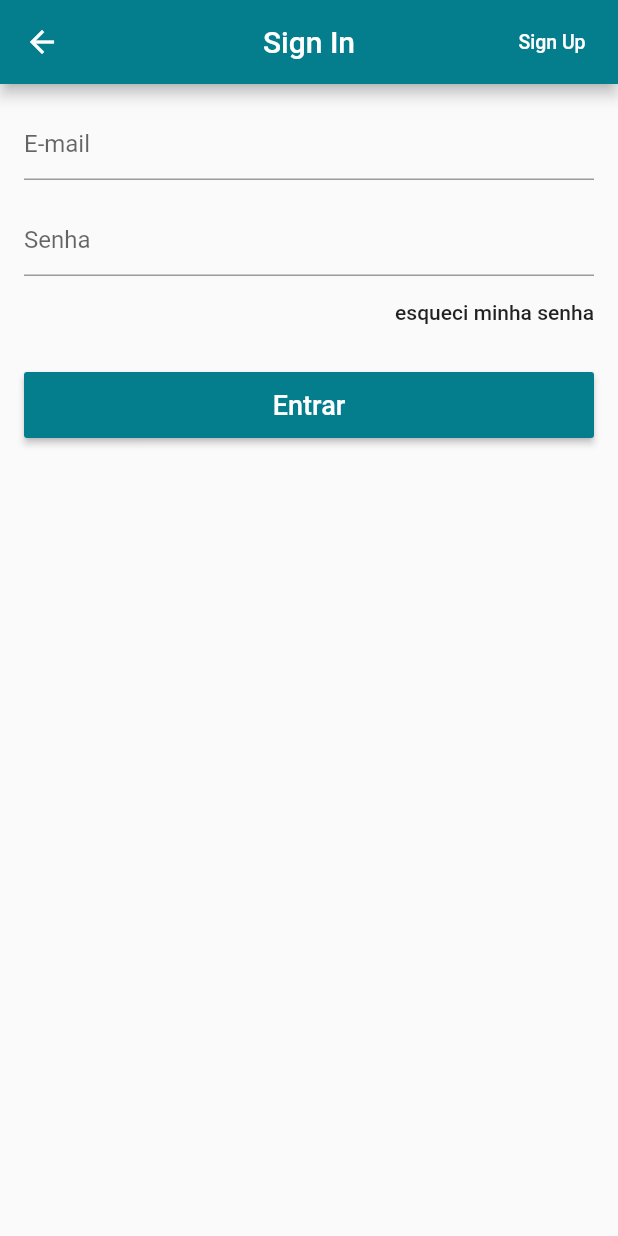
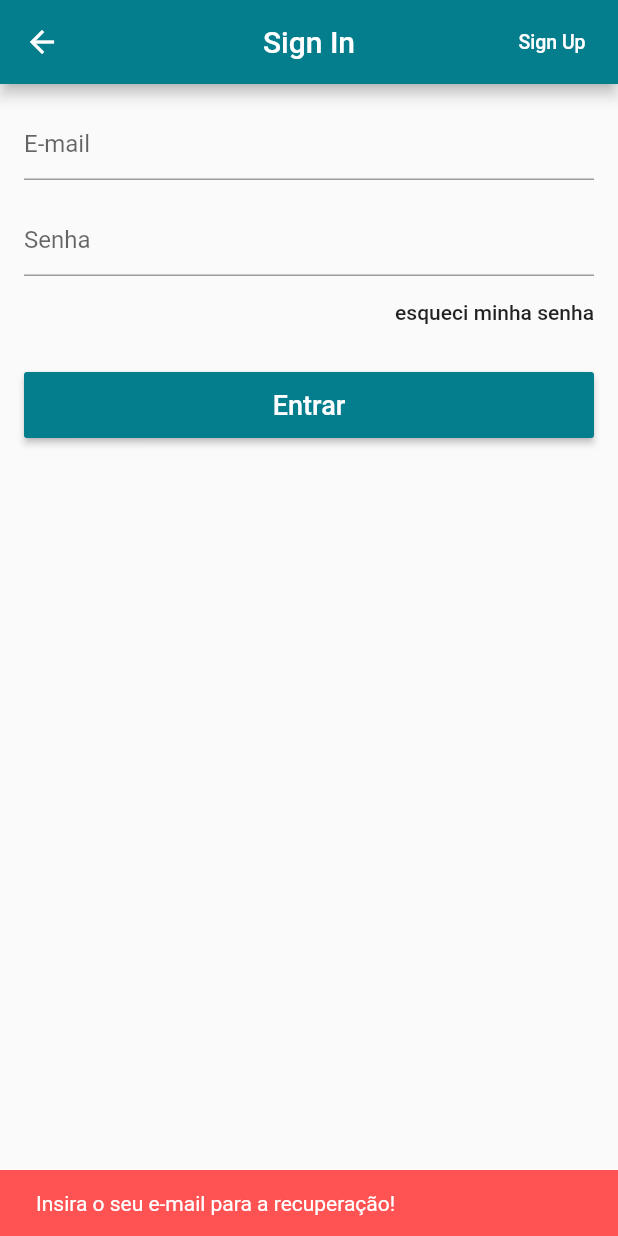
Before and after one commit to PedroPinto23/e-commerce-app, a Flutter app: the LoginScreen screen opened directly, after a tap on "esqueci minha senha", on a phone screen of 412 x 824 dp. Run offline on Flutter 3.47's test engine with Material 2 defaults, Android fonts, the phone set to English and light mode, and no system bars; our stand-ins replace carousel_pro, cloud_firestore, firebase_auth, transparent_image; accounts and stored records are empty.

Commit message:
10-02-2020

```diff
--- a/lib/screens/Login_screen.dart
+++ b/lib/screens/Login_screen.dart
@@ -3,11 +3,21 @@ import 'package:loja_app/models/user_model.dart';
 import 'package:loja_app/screens/SignUp_Screen.dart';
 import 'package:scoped_model/scoped_model.dart';
 
-class LoginScreen extends StatelessWidget {
+class LoginScreen extends StatefulWidget {
+  @override
+  _LoginScreenState createState() => _LoginScreenState();
+}
+
+class _LoginScreenState extends State<LoginScreen> {
+  final _emailController = TextEditingController();
+  final _passController = TextEditingController();
+
   final _formKey = GlobalKey<FormState>();
+  final _scaffoldKey = GlobalKey<ScaffoldState>();
   @override
   Widget build(BuildContext context) {
     return Scaffold(
+        key: _scaffoldKey,
         appBar: AppBar(
           title: Text('Sign In'),
           centerTitle: true,
@@ -40,6 +50,7 @@ class LoginScreen extends StatelessWidget {
                 padding: EdgeInsets.all(16),
                 children: <Widget>[
                   TextFormField(
+                    controller: _emailController,
                     decoration: InputDecoration(hintText: 'E-mail'),
                     keyboardType: TextInputType.emailAddress,
                     validator: (text) {
@@ -51,6 +62,7 @@ class LoginScreen extends StatelessWidget {
                     height: 16,
                   ),
                   TextFormField(
+                    controller: _passController,
                     decoration: InputDecoration(hintText: 'Senha'),
                     obscureText: true,
                     validator: (text) {
@@ -65,7 +77,26 @@ class LoginScreen extends StatelessWidget {
                     alignment: Alignment.centerRight,
                     child: FlatButton(
                       padding: EdgeInsets.zero,
-                      onPressed: () {},
+                      onPressed: () {
+                        if (_emailController.text.isEmpty) {
+                          _scaffoldKey.currentState.showSnackBar(
+                            SnackBar(
+                              content: Text('Insira o seu e-mail para a recuperação!'),
+                              backgroundColor: Colors.redAccent,
+                              duration: Duration(seconds: 2),
+                            ),
+                          );
+                        } else {
+                          model.recoverPass(_emailController.text);
+                          _scaffoldKey.currentState.showSnackBar(
+                            SnackBar(
+                              content: Text('Confira o seu e-mail!'),
+                              backgroundColor: Theme.of(context).primaryColor,
+                              duration: Duration(seconds: 2),
+                            ),
+                          );
+                        }
+                      },
                       child: Text(
                         'esqueci minha senha',
                         textAlign: TextAlign.right,
@@ -79,7 +110,11 @@ class LoginScreen extends StatelessWidget {
                     height: 44,
                     child: RaisedButton(
                       onPressed: () {
-                        model.signIn();
+                        model.signIn(
+                            email: _emailController.text,
+                            pass: _passController.text,
+                            onSuccess: _onSuccess,
+                            onFail: _onFail);
                       },
                       child: Text(
                         'Entrar',
@@ -97,4 +132,18 @@ class LoginScreen extends StatelessWidget {
           },
         ));
   }
+
+  void _onSuccess() {
+    Navigator.of(context).pop();
+  }
+
+  void _onFail() {
+    _scaffoldKey.currentState.showSnackBar(
+      SnackBar(
+        content: Text('Falha ao entrar!'),
+        backgroundColor: Colors.redAccent,
+        duration: Duration(seconds: 2),
+      ),
+    );
+  }
 }
```
Also changed, not shown: lib/datas/product_cart.dart (added, +34 -0 lines), lib/datas/product_data.dart (+8 -0 lines), lib/models/user_model.dart (+53 -9 lines), lib/screens/SignUp_Screen.dart (+25 -2 lines), lib/widgets/CustomDrawer.dart (+21 -4 lines).
